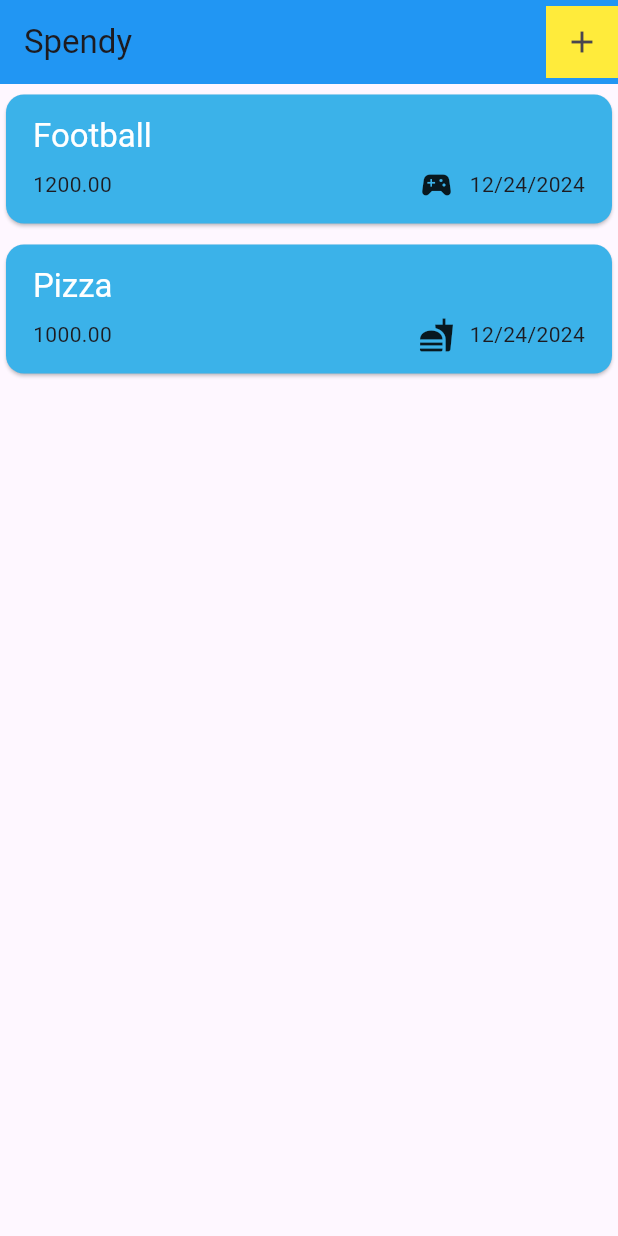
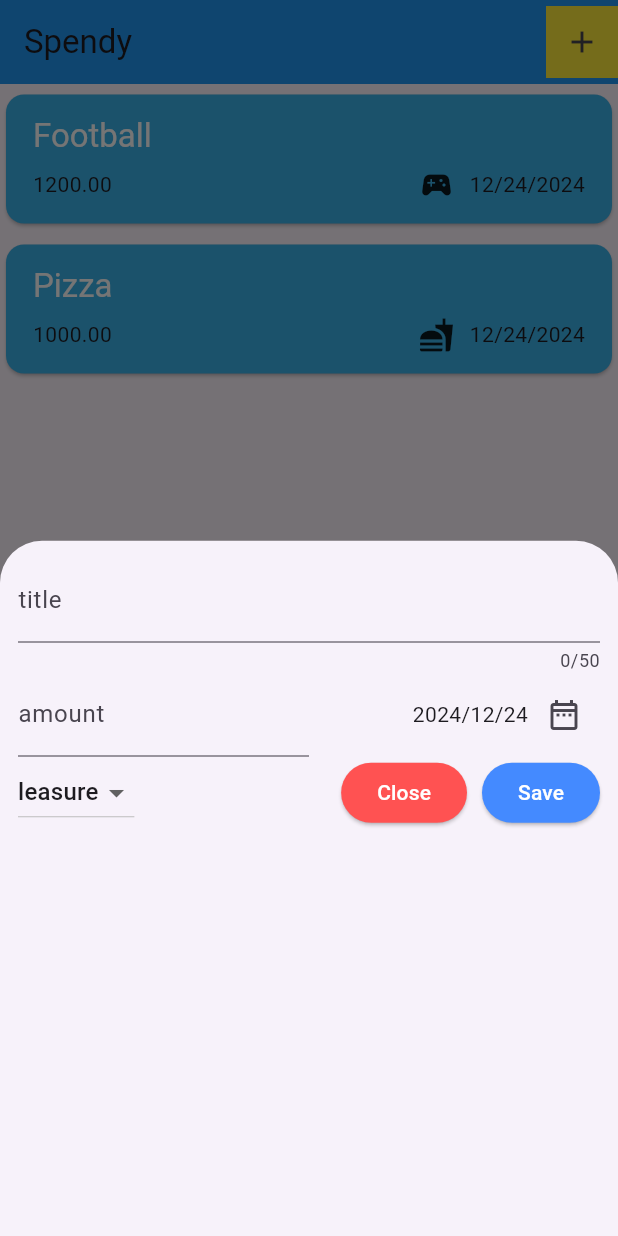
Before and after one commit to NavvAbhishek/spendy, a Flutter app: the screen it shows after launch, after a tap on the "add" icon, on a phone screen of 412 x 824 dp. Run offline on Flutter 3.47's test engine with Material 3 defaults, Android fonts, the phone set to English and light mode, and no system bars.

Commit message:
add category and buttons

```diff
--- a/lib/pages/expences.dart
+++ b/lib/pages/expences.dart
@@ -1,4 +1,5 @@
 import 'package:expense_tracker_app/models/expense.dart';
+import 'package:expense_tracker_app/widgets/add_new_expense.dart';
 import 'package:expense_tracker_app/widgets/expense_list.dart';
 import 'package:flutter/material.dart';
 
@@ -23,6 +24,16 @@ class _ExpencesState extends State<Expences> {
         category: Category.food)
   ];
 
+  // function to open a model overlay
+  void openAddExpencesOverlay() {
+    showModalBottomSheet(
+      context: context,
+      builder: (context) {
+        return AddNewExpense();
+      },
+    );
+  }
+
   @override
   Widget build(BuildContext context) {
     return Scaffold(
@@ -32,7 +43,9 @@ class _ExpencesState extends State<Expences> {
         actions: [
           Container(
               color: Colors.yellow,
-              child: IconButton(onPressed: () {}, icon: const Icon(Icons.add)))
+              child: IconButton(
+                  onPressed: openAddExpencesOverlay,
+                  icon: const Icon(Icons.add)))
         ],
       ),
       body: Column(
--- /dev/null
+++ b/lib/widgets/add_new_expense.dart
@@ -0,0 +1,107 @@
+import 'package:flutter/material.dart';
+import 'package:expense_tracker_app/models/expense.dart';
+
+class AddNewExpense extends StatefulWidget {
+  const AddNewExpense({super.key});
+
+  @override
+  State<AddNewExpense> createState() => _AddNewExpenseState();
+}
+
+class _AddNewExpenseState extends State<AddNewExpense> {
+  final titleController = TextEditingController();
+  final amountController = TextEditingController();
+
+  Category selectedCategory = Category.leasure;
+
+  @override
+  void dispose() {
+    super.dispose();
+    titleController.dispose();
+    amountController.dispose();
+  }
+
+  @override
+  Widget build(BuildContext context) {
+    return Padding(
+      padding: const EdgeInsets.all(12.0),
+      child: Column(
+        children: [
+          TextField(
+            controller: titleController,
+            decoration: InputDecoration(
+                hintText: "Add new expense title", label: Text("title")),
+            keyboardType: TextInputType.text,
+            maxLength: 50,
+          ),
+          Row(
+            children: [
+              Expanded(
+                child: TextField(
+                  controller: amountController,
+                  decoration: InputDecoration(
+                      hintText: "Enter the amount", label: Text("amount")),
+                  keyboardType: TextInputType.number,
+                ),
+              ),
+              Expanded(
+                  child: Row(
+                mainAxisAlignment: MainAxisAlignment.end,
+                children: [
+                  Text("2024/12/24"),
+                  IconButton(
+                      onPressed: () {}, icon: Icon(Icons.date_range_outlined))
+                ],
+              ))
+            ],
+          ),
+          Row(
+            children: [
+              DropdownButton(
+                  value: selectedCategory,
+                  items: Category.values
+                      .map(
+                        (category) => DropdownMenuItem(
+                          value: category,
+                          child: Text(category.name),
+                        ),
+                      )
+                      .toList(),
+                  onChanged: (val) {
+                    setState(() {
+                      selectedCategory = val!;
+                    });
+                  }),
+              Expanded(
+                  child: Row(
+                mainAxisAlignment: MainAxisAlignment.end,
+                children: [
+                  ElevatedButton(
+                    onPressed: () {},
+                    style: ButtonStyle(
+                        backgroundColor:
+                            WidgetStatePropertyAll(Colors.redAccent)),
+                    child: Text(
+                      "Close",
+                      style: TextStyle(color: Colors.white),
+                    ),
+                  ),
+                  SizedBox(width: 10),
+                  ElevatedButton(
+                      onPressed: () {},
+                      style: ButtonStyle(
+                          backgroundColor:
+                              WidgetStatePropertyAll(Colors.blueAccent)),
+                      child: Text(
+                        "Save",
+                        style: TextStyle(color: Colors.white),
+                      ))
+                ],
+              )),
+            ],
+          )
+        ],
+      ),
+    );
+  }
+}
```
